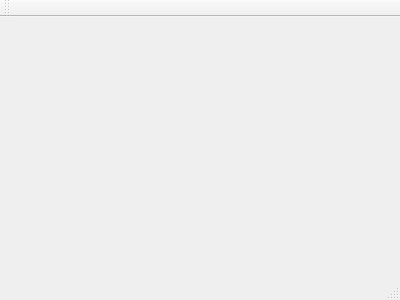
This is mainwindow.ui in balashVI/nonogram-admin as Qt 5 draws it before an edit. The edited form follows.
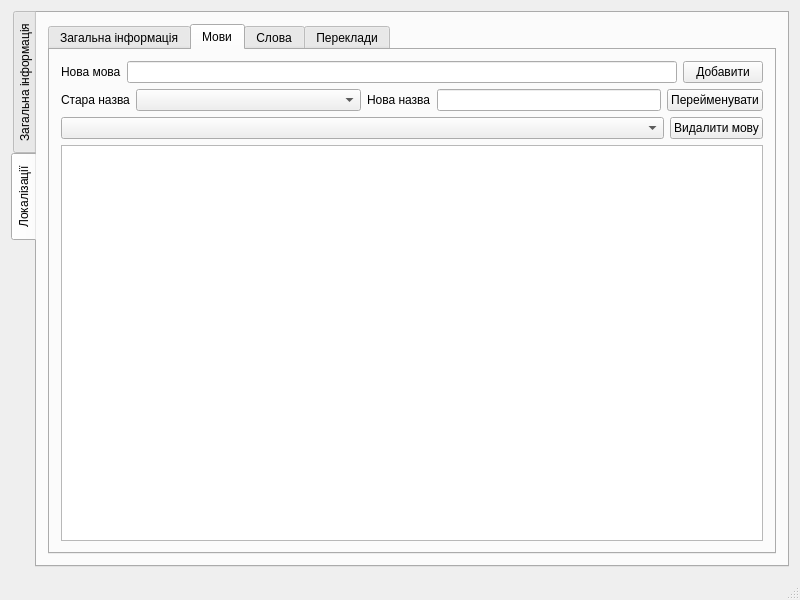
This is the edited form.

Commit message: 1.0.2 Добавлений розділ Локалізації.Мови

What changed in the file:
```diff
--- a/mainwindow.ui
+++ b/mainwindow.ui
@@ -1,24 +1,235 @@
 <ui version="4.0">
  <class>MainWindow</class>
- <widget class="QMainWindow" name="MainWindow" >
-  <property name="geometry" >
+ <widget class="QMainWindow" name="MainWindow">
+  <property name="geometry">
    <rect>
     <x>0</x>
     <y>0</y>
-    <width>400</width>
-    <height>300</height>
+    <width>800</width>
+    <height>600</height>
    </rect>
   </property>
-  <property name="windowTitle" >
+  <property name="minimumSize">
+   <size>
+    <width>800</width>
+    <height>600</height>
+   </size>
+  </property>
+  <property name="windowTitle">
    <string>MainWindow</string>
   </property>
-  <widget class="QMenuBar" name="menuBar" />
-  <widget class="QToolBar" name="mainToolBar" />
-  <widget class="QWidget" name="centralWidget" />
-  <widget class="QStatusBar" name="statusBar" />
+  <widget class="QWidget" name="centralWidget">
+   <layout class="QGridLayout" name="gridLayout">
+    <item row="0" column="0">
+     <widget class="QTabWidget" name="tabWidget">
+      <property name="tabPosition">
+       <enum>QTabWidget::West</enum>
+      </property>
+      <property name="currentIndex">
+       <number>1</number>
+      </property>
+      <widget class="QWidget" name="tab">
+       <attribute name="title">
+        <string>Загальна інформація</string>
+       </attribute>
+      </widget>
+      <widget class="QWidget" name="tab_2">
+       <attribute name="title">
+        <string>Локалізації</string>
+       </attribute>
+       <layout class="QGridLayout" name="gridLayout_2">
+        <item row="0" column="0">
+         <widget class="QTabWidget" name="tabWidget_2">
+          <property name="currentIndex">
+           <number>1</number>
+          </property>
+          <widget class="QWidget" name="tab_3">
+           <attribute name="title">
+            <string>Загальна інформація</string>
+           </attribute>
+           <layout class="QGridLayout" name="gridLayout_3">
+            <item row="2" column="0">
+             <widget class="QTableView" name="tableView"/>
+            </item>
+            <item row="1" column="0">
+             <layout class="QGridLayout" name="gridLayout_4">
+              <item row="2" column="0">
+               <widget class="QLabel" name="label_3">
+                <property name="text">
+                 <string>Кількість ключових слів</string>
+                </property>
+               </widget>
+              </item>
+              <item row="1" column="1">
+               <widget class="QLabel" name="languages_count">
+                <property name="text">
+                 <string>0</string>
+                </property>
+               </widget>
+              </item>
+              <item row="1" column="0">
+               <widget class="QLabel" name="label">
+                <property name="sizePolicy">
+                 <sizepolicy hsizetype="Fixed" vsizetype="Preferred">
+                  <horstretch>0</horstretch>
+                  <verstretch>0</verstretch>
+                 </sizepolicy>
+                </property>
+                <property name="text">
+                 <string>Кількість локалізацій</string>
+                </property>
+               </widget>
+              </item>
+              <item row="2" column="1">
+               <widget class="QLabel" name="words_count">
+                <property name="text">
+                 <string>0</string>
+                </property>
+               </widget>
+              </item>
+             </layout>
+            </item>
+           </layout>
+          </widget>
+          <widget class="QWidget" name="tab_5">
+           <attribute name="title">
+            <string>Мови</string>
+           </attribute>
+           <layout class="QGridLayout" name="gridLayout_5">
+            <item row="3" column="0">
+             <widget class="QTableView" name="languages">
+              <attribute name="horizontalHeaderDefaultSectionSize">
+               <number>200</number>
+              </attribute>
+              <attribute name="horizontalHeaderMinimumSectionSize">
+               <number>50</number>
+              </attribute>
+              <attribute name="horizontalHeaderShowSortIndicator" stdset="0">
+               <bool>false</bool>
+              </attribute>
+              <attribute name="horizontalHeaderStretchLastSection">
+               <bool>true</bool>
+              </attribute>
+             </widget>
+            </item>
+            <item row="1" column="0">
+             <layout class="QGridLayout" name="gridLayout_7">
+              <item row="0" column="2">
+               <widget class="QLabel" name="label_4">
+                <property name="text">
+                 <string>Нова назва</string>
+                </property>
+               </widget>
+              </item>
+              <item row="0" column="1">
+               <widget class="QComboBox" name="previous_language">
+                <property name="sizePolicy">
+                 <sizepolicy hsizetype="Expanding" vsizetype="Fixed">
+                  <horstretch>0</horstretch>
+                  <verstretch>0</verstretch>
+                 </sizepolicy>
+                </property>
+                <property name="minimumSize">
+                 <size>
+                  <width>0</width>
+                  <height>0</height>
+                 </size>
+                </property>
+               </widget>
+              </item>
+              <item row="0" column="3">
+               <widget class="QLineEdit" name="new_language_name"/>
+              </item>
+              <item row="0" column="4">
+               <widget class="QPushButton" name="pushButton_2">
+                <property name="text">
+                 <string>Перейменувати</string>
+                </property>
+               </widget>
+              </item>
+              <item row="0" column="0">
+               <widget class="QLabel" name="label_5">
+                <property name="text">
+                 <string>Стара назва</string>
+                </property>
+               </widget>
+              </item>
+             </layout>
+            </item>
+            <item row="0" column="0">
+             <layout class="QGridLayout" name="gridLayout_6">
+              <item row="0" column="1">
+               <widget class="QLineEdit" name="new_language"/>
+              </item>
+              <item row="0" column="2">
+               <widget class="QPushButton" name="pushButton">
+                <property name="text">
+                 <string>Добавити</string>
+                </property>
+               </widget>
+              </item>
+              <item row="0" column="0">
+               <widget class="QLabel" name="label_2">
+                <property name="text">
+                 <string>Нова мова</string>
+                </property>
+               </widget>
+              </item>
+             </layout>
+            </item>
+            <item row="2" column="0">
+             <layout class="QHBoxLayout" name="horizontalLayout_2">
+              <item>
+               <widget class="QComboBox" name="deleted_language"/>
+              </item>
+              <item>
+               <widget class="QPushButton" name="pushButton_3">
+                <property name="sizePolicy">
+                 <sizepolicy hsizetype="Maximum" vsizetype="Fixed">
+                  <horstretch>0</horstretch>
+                  <verstretch>0</verstretch>
+                 </sizepolicy>
+                </property>
+                <property name="text">
+                 <string>Видалити мову</string>
+                </property>
+               </widget>
+              </item>
+             </layout>
+            </item>
+           </layout>
+          </widget>
+          <widget class="QWidget" name="tab_4">
+           <attribute name="title">
+            <string>Слова</string>
+           </attribute>
+          </widget>
+          <widget class="QWidget" name="tab_6">
+           <attribute name="title">
+            <string>Переклади</string>
+           </attribute>
+          </widget>
+         </widget>
+        </item>
+       </layout>
+      </widget>
+     </widget>
+    </item>
+   </layout>
+  </widget>
+  <widget class="QMenuBar" name="menuBar">
+   <property name="geometry">
+    <rect>
+     <x>0</x>
+     <y>0</y>
+     <width>800</width>
+     <height>25</height>
+    </rect>
+   </property>
+  </widget>
+  <widget class="QStatusBar" name="statusBar"/>
  </widget>
- <layoutDefault spacing="6" margin="11" />
- <pixmapfunction></pixmapfunction>
+ <layoutdefault spacing="6" margin="11"/>
  <resources/>
  <connections/>
 </ui>
```
Left out of the diff: 1 changed line with no effect on the pictures. The commit also changes 5 other files.
